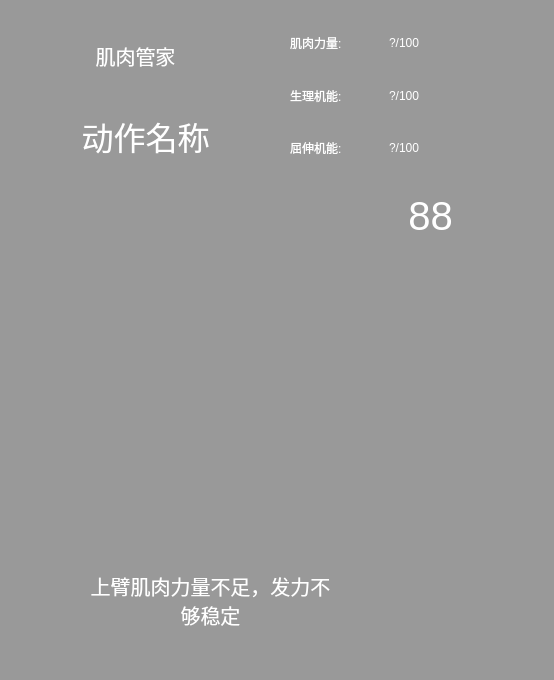
Old version of the form Interface/exercise.ui in the repository Zechen6/IoT.
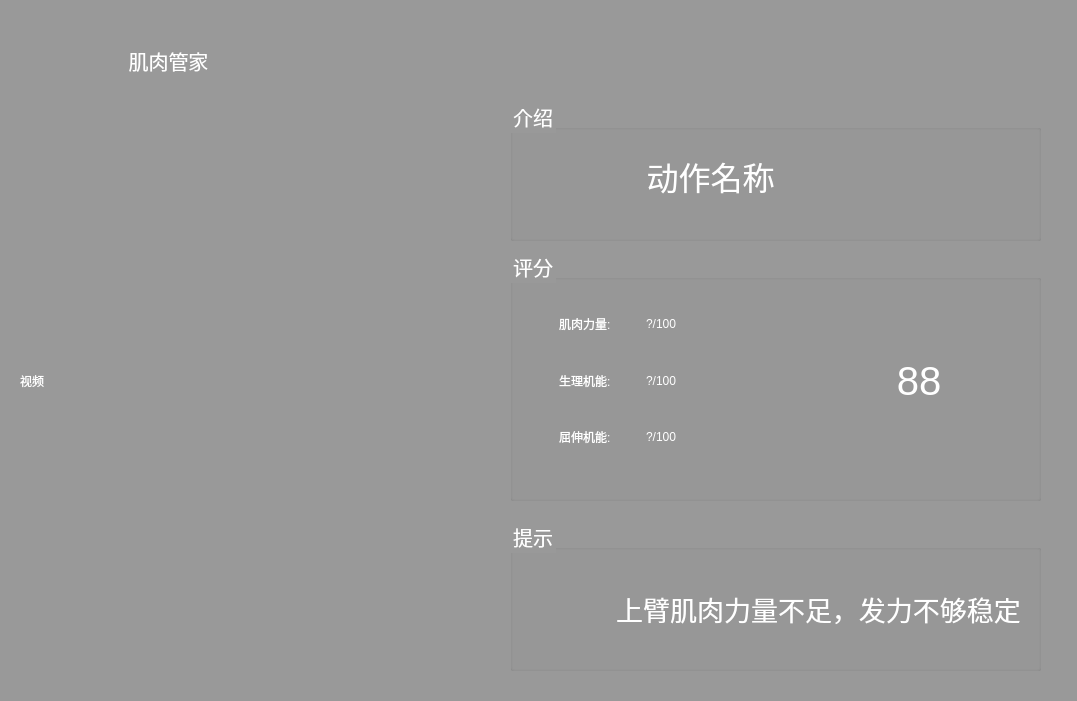
New version of the form. Icons and pictures are not drawn.

```diff
--- a/Interface/exercise.ui
+++ b/Interface/exercise.ui
@@ -6,8 +6,8 @@
    <rect>
     <x>0</x>
     <y>0</y>
-    <width>554</width>
-    <height>680</height>
+    <width>1077</width>
+    <height>701</height>
    </rect>
   </property>
   <property name="palette">
@@ -459,14 +459,23 @@
    <string notr="true">color:white;
 font: &quot;宋体&quot;;</string>
   </property>
+  <widget class="QWidget" name="layoutWidget">
+   <property name="geometry">
+    <rect>
+     <x>20</x>
+     <y>20</y>
+     <width>211</width>
+     <height>82</height>
+    </rect>
+   </property>
+   <layout class="QHBoxLayout" name="horizontalLayout_3" stretch="2,1">
+    <item>
   <widget class="QLabel" name="label">
-   <property name="geometry">
-    <rect>
-     <x>10</x>
-     <y>30</y>
-     <width>61</width>
-     <height>51</height>
-    </rect>
+      <property name="maximumSize">
+       <size>
+        <width>80</width>
+        <height>80</height>
+       </size>
    </property>
    <property name="text">
     <string/>
@@ -478,13 +487,54 @@
     <bool>true</bool>
    </property>
   </widget>
+    </item>
+    <item>
+     <widget class="QPushButton" name="pushButton">
+      <property name="font">
+       <font>
+        <pointsize>15</pointsize>
+        <weight>50</weight>
+        <italic>false</italic>
+        <bold>false</bold>
+       </font>
+      </property>
+      <property name="text">
+       <string>肌肉管家</string>
+      </property>
+      <property name="flat">
+       <bool>true</bool>
+      </property>
+     </widget>
+    </item>
+   </layout>
+  </widget>
+  <widget class="QGroupBox" name="groupBox_3">
+   <property name="geometry">
+    <rect>
+     <x>510</x>
+     <y>100</y>
+     <width>531</width>
+     <height>141</height>
+    </rect>
+   </property>
+   <property name="font">
+    <font>
+     <pointsize>15</pointsize>
+     <weight>50</weight>
+     <italic>false</italic>
+     <bold>false</bold>
+    </font>
+   </property>
+   <property name="title">
+    <string>介绍</string>
+   </property>
   <widget class="QLabel" name="movementName">
    <property name="geometry">
     <rect>
      <x>30</x>
-     <y>110</y>
-     <width>231</width>
-     <height>51</height>
+      <y>40</y>
+      <width>341</width>
+      <height>71</height>
     </rect>
    </property>
    <property name="font">
@@ -502,44 +552,18 @@
     <set>Qt::AlignCenter</set>
    </property>
   </widget>
-  <widget class="QLabel" name="number">
-   <property name="geometry">
-    <rect>
-     <x>400</x>
-     <y>190</y>
-     <width>61</width>
-     <height>51</height>
-    </rect>
-   </property>
-   <property name="font">
-    <font>
-     <pointsize>30</pointsize>
-     <weight>50</weight>
-     <italic>false</italic>
-     <bold>false</bold>
-    </font>
-   </property>
-   <property name="text">
-    <string>88</string>
-   </property>
-   <property name="scaledContents">
-    <bool>true</bool>
-   </property>
-   <property name="alignment">
-    <set>Qt::AlignCenter</set>
-   </property>
   </widget>
-  <widget class="QLabel" name="label_13">
+  <widget class="QLabel" name="video">
    <property name="geometry">
     <rect>
-     <x>330</x>
-     <y>190</y>
-     <width>51</width>
-     <height>51</height>
+     <x>20</x>
+     <y>110</y>
+     <width>431</width>
+     <height>541</height>
     </rect>
    </property>
    <property name="text">
-    <string/>
+    <string>视频</string>
    </property>
    <property name="pixmap">
     <pixmap>resource/number.png</pixmap>
@@ -548,19 +572,109 @@
     <bool>true</bool>
    </property>
   </widget>
-  <widget class="QWidget" name="widget" native="true">
+  <widget class="QGroupBox" name="groupBox_2">
    <property name="geometry">
     <rect>
-     <x>290</x>
-     <y>20</y>
-     <width>191</width>
+     <x>510</x>
+     <y>520</y>
+     <width>531</width>
      <height>151</height>
     </rect>
    </property>
+   <property name="font">
+    <font>
+     <pointsize>15</pointsize>
+     <weight>50</weight>
+     <italic>false</italic>
+     <bold>false</bold>
+    </font>
+   </property>
+   <property name="title">
+    <string>提示</string>
+   </property>
+   <layout class="QHBoxLayout" name="horizontalLayout">
+    <item>
+     <widget class="QLabel" name="label_11">
+      <property name="maximumSize">
+       <size>
+        <width>80</width>
+        <height>80</height>
+       </size>
+      </property>
+      <property name="text">
+       <string/>
+      </property>
+      <property name="pixmap">
+       <pixmap>resource/hint.png</pixmap>
+      </property>
+      <property name="scaledContents">
+       <bool>true</bool>
+      </property>
+     </widget>
+    </item>
+    <item>
+     <widget class="QLabel" name="hint">
+      <property name="font">
+       <font>
+        <family>宋体</family>
+        <pointsize>20</pointsize>
+        <weight>50</weight>
+        <italic>false</italic>
+        <bold>false</bold>
+       </font>
+      </property>
+      <property name="text">
+       <string>上臂肌肉力量不足，发力不够稳定</string>
+      </property>
+      <property name="alignment">
+       <set>Qt::AlignCenter</set>
+      </property>
+      <property name="wordWrap">
+       <bool>true</bool>
+      </property>
+     </widget>
+    </item>
+   </layout>
+  </widget>
+  <widget class="QGroupBox" name="groupBox">
+   <property name="geometry">
+    <rect>
+     <x>510</x>
+     <y>250</y>
+     <width>531</width>
+     <height>251</height>
+    </rect>
+   </property>
+   <property name="font">
+    <font>
+     <pointsize>15</pointsize>
+     <weight>50</weight>
+     <italic>false</italic>
+     <bold>false</bold>
+    </font>
+   </property>
+   <property name="title">
+    <string>评分</string>
+   </property>
+   <widget class="QWidget" name="layoutWidget">
+    <property name="geometry">
+     <rect>
+      <x>40</x>
+      <y>40</y>
+      <width>461</width>
+      <height>181</height>
+     </rect>
+    </property>
+    <layout class="QHBoxLayout" name="horizontalLayout_2">
+     <item>
+      <widget class="QWidget" name="widget" native="true">
    <property name="styleSheet">
     <string notr="true">font: 12pt &quot;宋体&quot;;</string>
    </property>
    <layout class="QGridLayout" name="gridLayout">
+        <property name="sizeConstraint">
+         <enum>QLayout::SetMinimumSize</enum>
+        </property>
     <item row="0" column="0">
      <widget class="QLabel" name="label_4">
       <property name="text">
@@ -605,66 +719,20 @@
     </item>
    </layout>
   </widget>
-  <widget class="QPushButton" name="pushButton">
-   <property name="geometry">
-    <rect>
-     <x>70</x>
-     <y>30</y>
-     <width>131</width>
-     <height>51</height>
-    </rect>
-   </property>
-   <property name="font">
-    <font>
-     <pointsize>15</pointsize>
-     <weight>50</weight>
-     <italic>false</italic>
-     <bold>false</bold>
-    </font>
-   </property>
-   <property name="text">
-    <string>肌肉管家</string>
-   </property>
-   <property name="flat">
-    <bool>true</bool>
-   </property>
-  </widget>
-  <widget class="QLabel" name="hint">
-   <property name="geometry">
-    <rect>
-     <x>90</x>
-     <y>570</y>
-     <width>241</width>
-     <height>61</height>
-    </rect>
-   </property>
-   <property name="font">
-    <font>
-     <family>宋体</family>
-     <pointsize>15</pointsize>
-     <weight>50</weight>
-     <italic>false</italic>
-     <bold>false</bold>
-    </font>
-   </property>
-   <property name="text">
-    <string>上臂肌肉力量不足，发力不够稳定</string>
-   </property>
-   <property name="alignment">
-    <set>Qt::AlignCenter</set>
-   </property>
-   <property name="wordWrap">
-    <bool>true</bool>
-   </property>
-  </widget>
-  <widget class="QLabel" name="label_11">
-   <property name="geometry">
-    <rect>
-     <x>40</x>
-     <y>570</y>
-     <width>41</width>
-     <height>41</height>
-    </rect>
+     </item>
+     <item>
+      <widget class="QLabel" name="label_13">
+       <property name="sizePolicy">
+        <sizepolicy hsizetype="Preferred" vsizetype="Preferred">
+         <horstretch>0</horstretch>
+         <verstretch>0</verstretch>
+        </sizepolicy>
+       </property>
+       <property name="maximumSize">
+        <size>
+         <width>80</width>
+         <height>80</height>
+        </size>
    </property>
    <property name="text">
     <string/>
@@ -675,6 +743,37 @@
    <property name="scaledContents">
     <bool>true</bool>
    </property>
+      </widget>
+     </item>
+     <item>
+      <widget class="QLabel" name="number">
+       <property name="sizePolicy">
+        <sizepolicy hsizetype="Minimum" vsizetype="Preferred">
+         <horstretch>0</horstretch>
+         <verstretch>0</verstretch>
+        </sizepolicy>
+       </property>
+       <property name="font">
+        <font>
+         <pointsize>30</pointsize>
+         <weight>50</weight>
+         <italic>false</italic>
+         <bold>false</bold>
+        </font>
+       </property>
+       <property name="text">
+        <string>88</string>
+       </property>
+       <property name="scaledContents">
+        <bool>true</bool>
+       </property>
+       <property name="alignment">
+        <set>Qt::AlignCenter</set>
+       </property>
+      </widget>
+     </item>
+    </layout>
+   </widget>
   </widget>
  </widget>
  <resources/>
```
Left out of the diff: 10 changed lines with no effect on the pictures. Lines whose indentation alone changed are shown as unchanged.
